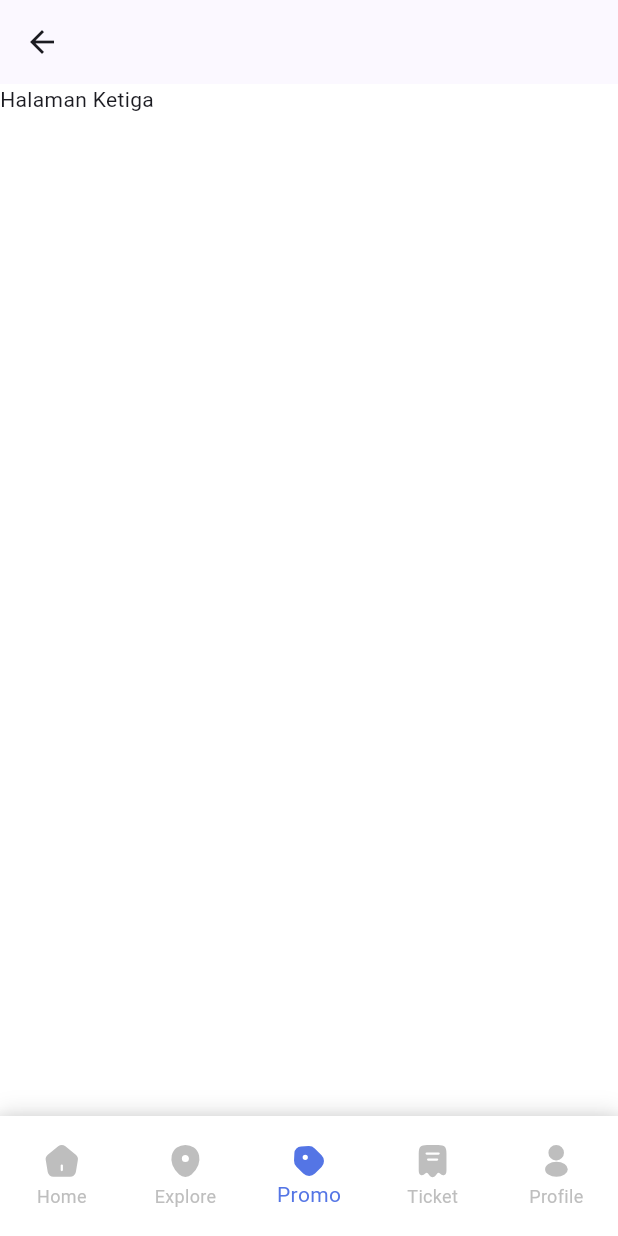
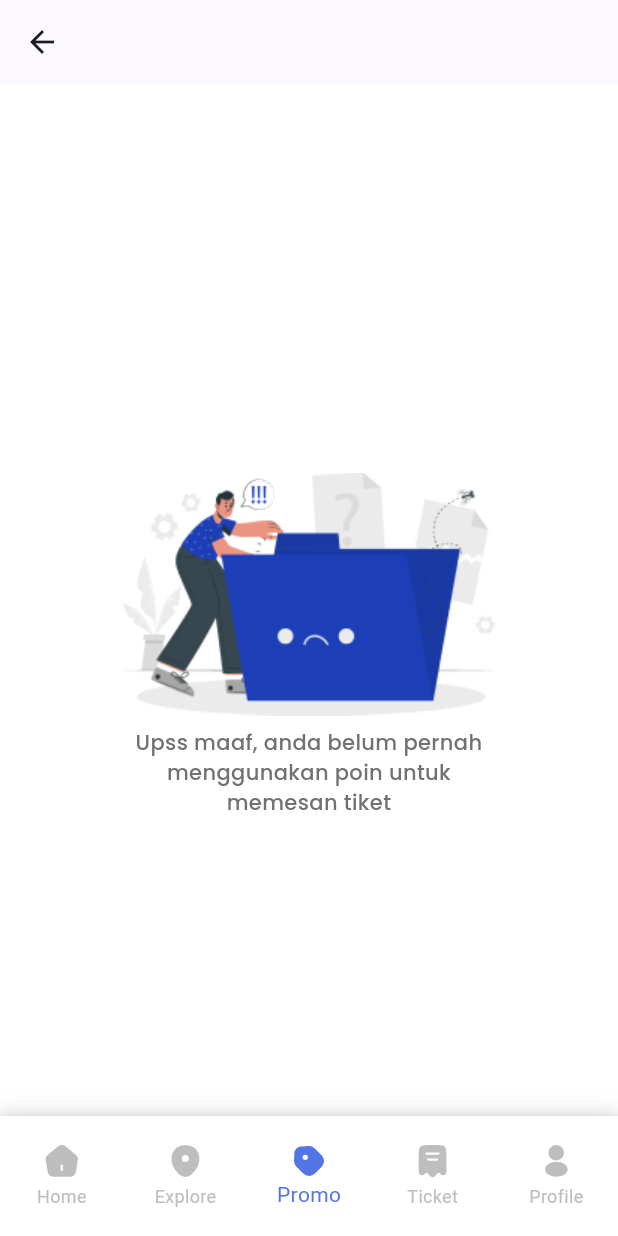
Before and after one commit to Capstone-Tim-02/sustain-tour-mobile, a Flutter app: the MainScreen screen opened by its route, item 3 of the bottom bar chosen, on a phone screen of 412 x 824 dp. Run offline on Flutter 3.47's test engine with Material 2 defaults, Android fonts, the phone set to English and light mode, and no system bars; our stand-ins replace carousel_slider, dio, dots_indicator, email_validator, flutter_svg, image_picker and 4 more; accounts and stored records are empty; network calls fail; project files that could hold a hidden picture were left out.

Commit message:
coba membuat prmo

```diff
--- a/lib/screen/home_screen/components/promo_header.dart
+++ b/lib/screen/home_screen/components/promo_header.dart
@@ -9,29 +9,27 @@ class PromoHeader extends StatelessWidget {
 
   @override
   Widget build(BuildContext context) {
-    BottomNavigationBarProvider bottomNavigationBarProvider = Provider.of<BottomNavigationBarProvider>(context, listen: false);
+    BottomNavigationBarProvider bottomNavigationBarProvider =
+        Provider.of<BottomNavigationBarProvider>(context, listen: false);
     return Padding(
-      padding:
-          const EdgeInsets.only(left: 16, top: 32, bottom: 8, right: 16),
+      padding: const EdgeInsets.only(left: 16, top: 32, bottom: 8, right: 16),
       child: Row(
         mainAxisAlignment: MainAxisAlignment.spaceBetween,
         children: [
           Text(
             "Penawaran Khusus",
             style: TextStyleWidget.titleT2(
-                color: ColorThemeStyle.black100,
-                fontWeight: FontWeight.w600),
+                color: ColorThemeStyle.black100, fontWeight: FontWeight.w600),
           ),
           GestureDetector(
             onTap: () {
               //TODO Ganti dengan navigasi ke promo
-              bottomNavigationBarProvider.onChangeIndex(1);
+              bottomNavigationBarProvider.onChangeIndex(2);
             },
             child: Text(
               "Lihat semua",
               style: TextStyleWidget.bodyB3(
-                  color: ColorThemeStyle.black100,
-                  fontWeight: FontWeight.w600),
+                  color: ColorThemeStyle.black100, fontWeight: FontWeight.w600),
             ),
           )
         ],
--- a/lib/screen/home_screen/components/promo_list_screen.dart
+++ b/lib/screen/home_screen/components/promo_list_screen.dart
@@ -13,8 +13,10 @@ class PromoListScreen extends StatelessWidget {
 
   @override
   Widget build(BuildContext context) {
-    LoginProvider loginProvider = Provider.of<LoginProvider>(context, listen: false);
-    ProfileProvider profileProvider = Provider.of<ProfileProvider>(context, listen: false);
+    LoginProvider loginProvider =
+        Provider.of<LoginProvider>(context, listen: false);
+    ProfileProvider profileProvider =
+        Provider.of<ProfileProvider>(context, listen: false);
     return SizedBox(
         height: 130,
         child: Consumer<HomeScreenProvider>(
@@ -24,18 +26,16 @@ class PromoListScreen extends StatelessWidget {
                 : homeScreenProvider.isGetPromoSuccess
                     ? ListView.builder(
                         scrollDirection: Axis.horizontal,
-                    itemCount: homeScreenProvider.listPromo.length,
-                    padding:
-                      const EdgeInsets.symmetric(horizontal: 6),
+                        itemCount: 4,
+                        padding: const EdgeInsets.symmetric(horizontal: 6),
                         itemBuilder: (context, index) {
                           return Padding(
-                        padding:
-                          const EdgeInsets.symmetric(horizontal: 6),
+                            padding: const EdgeInsets.symmetric(horizontal: 6),
                             child: CardWidget.medium(
                                 imageUrl: homeScreenProvider
                                     .listPromo[index].imageVoucher,
-                          title: homeScreenProvider
-                              .listPromo[index].title),
+                                title:
+                                    homeScreenProvider.listPromo[index].title),
                           );
                         },
                       )
@@ -53,20 +53,16 @@ class PromoListScreen extends StatelessWidget {
                               onPressed: () {
                                 profileProvider.getUserData(
                                     userId: loginProvider.userId ?? 0,
-                              token:
-                                  loginProvider.token.toString());
+                                    token: loginProvider.token.toString());
                                 homeScreenProvider.getRekomendasiWisata(
-                              token:
-                                  loginProvider.token.toString());
+                                    token: loginProvider.token.toString());
                                 homeScreenProvider.getPromo(
-                              token:
-                                  loginProvider.token.toString());
+                                    token: loginProvider.token.toString());
                               },
                               label: "Muat ulang")
                         ],
                       );
           },
-      )
-    );
+        ));
   }
 }
--- a/lib/screen/main_screen/main_screen.dart
+++ b/lib/screen/main_screen/main_screen.dart
@@ -5,6 +5,7 @@ import 'package:sustain_tour_mobile/screen/profile_screen/component/profile_app_
 import 'package:sustain_tour_mobile/screen/profile_screen/profile_screen.dart';
 import 'package:sustain_tour_mobile/screen/explore_screen/explore_screen.dart';
 import 'package:sustain_tour_mobile/screen/home_screen/home_screen.dart';
+import 'package:sustain_tour_mobile/screen/promo_screen/promo_screen.dart';
 import 'package:sustain_tour_mobile/widget/bottom_navbar_widget/bottom_navbar_widget.dart';
 import 'package:sustain_tour_mobile/widget/bottom_navbar_widget/bottom_navbar_widget_provider.dart';
 
@@ -33,16 +34,13 @@ class MainScreen extends StatelessWidget {
 
     return Scaffold(
       appBar: buildAppBar(provider.currentIndex),
-      body: IndexedStack(
-        index: provider.currentIndex,
-        children: const [
-          HomeScreen(),
-          ExploreScreen(),
-          Text("Halaman Ketiga"),
-          Text("Halaman Keempat"),
-          ProfileScreen(),
-        ]
-      ),
+      body: IndexedStack(index: provider.currentIndex, children: const [
+        HomeScreen(),
+        ExploreScreen(),
+        PromoScreen(),
+        Text("Halaman Keempat"),
+        ProfileScreen(),
+      ]),
       bottomNavigationBar: const BottomNavigationBarWidget(),
       backgroundColor: Colors.white,
     );
--- /dev/null
+++ b/lib/screen/promo_screen/promo_screen.dart
@@ -0,0 +1,37 @@
+import 'package:flutter/material.dart';
+import 'package:sustain_tour_mobile/constants/assets_image.dart';
+import 'package:sustain_tour_mobile/style/color_theme_style.dart';
+import 'package:sustain_tour_mobile/style/font_weight_style.dart';
+import 'package:sustain_tour_mobile/style/text_style_widget.dart';
+
+class PromoScreen extends StatelessWidget {
+  const PromoScreen({super.key});
+
+  @override
+  Widget build(BuildContext context) {
+    return Column(
+      crossAxisAlignment: CrossAxisAlignment.center,
+      mainAxisAlignment: MainAxisAlignment.center,
+      children: [
+        const SizedBox(height: 68),
+        Image.asset(
+          Assets.assetsImagesNotFoundWisata,
+          height: 162,
+          width: 248,
+          fit: BoxFit.cover,
+        ),
+        Padding(
+          padding: const EdgeInsets.symmetric(horizontal: 90, vertical: 8),
+          child: Text(
+            'Upss maaf, anda belum pernah menggunakan poin untuk memesan tiket',
+            textAlign: TextAlign.center,
+            style: TextStyleWidget.bodyB2(
+              color: ColorThemeStyle.grey100,
+              fontWeight: FontWeightStyle.medium,
+            ),
+          ),
+        ),
+      ],
+    );
+  }
+}
```
Lines whose indentation alone changed are shown as unchanged.
